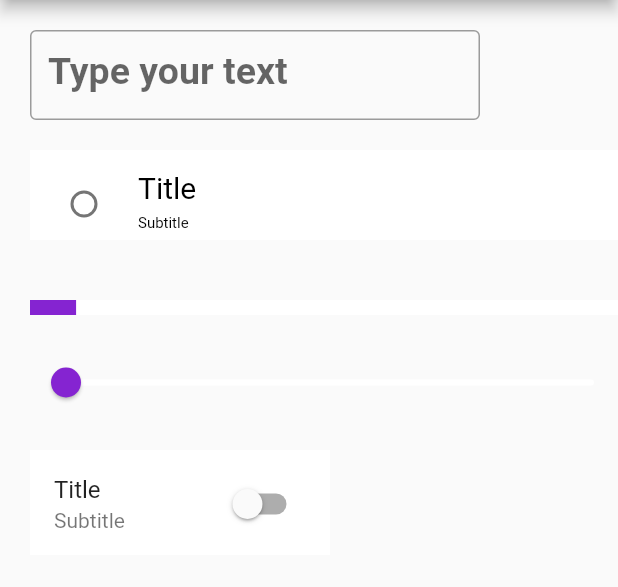
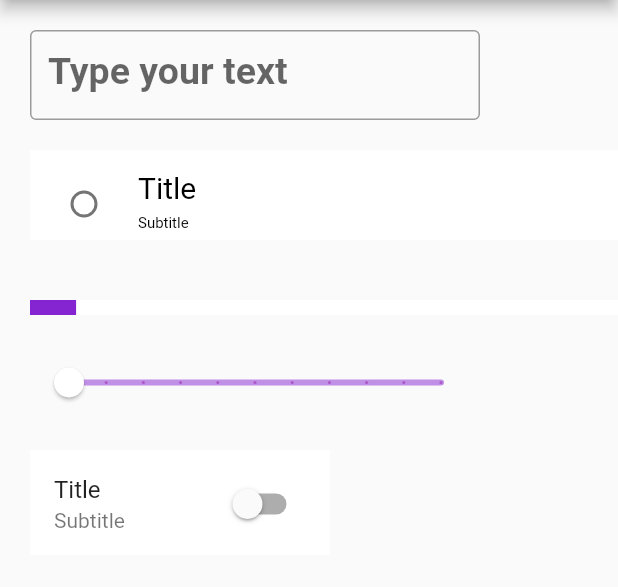
Before and after one commit to rene-kt/sample-components-knowcode, a Flutter app: the SecondScreen screen opened directly, on a phone screen of 412 x 824 dp, the part 84-671 px from its top. Run offline on Flutter 3.47's test engine with Material 2 defaults, Android fonts, the phone set to English and light mode, and no system bars.

```diff
--- a/lib/second-screen.dart
+++ b/lib/second-screen.dart
@@ -95,20 +95,28 @@ class _SecondScreenState extends State<SecondScreen> {
               top: 250,
               child: Container(
                 height: 10,
-                width: 400,
-                child: Slider(
-                  key: Key("slider"),
-                  activeColor: Color.fromRGBO(133, 36, 209, 1.0),
-                  inactiveColor: Color.fromRGBO(255, 255, 255, 1),
-                  min: 0,
-                  max: 100,
-                  value: sliderValue,
-                  label: "Slider",
-                  onChanged: (double value) {
-                    setState(() {
-                      sliderValue = value;
-                    });
-                  },
+                width: 300,
+                child: SliderTheme(
+                  data: SliderTheme.of(context).copyWith(
+                    activeTrackColor: Color.fromRGBO(133, 36, 209, 1.0),
+                    inactiveTrackColor: Color.fromRGBO(133, 36, 209, 0.5),
+                    trackHeight: 4.0,
+                    thumbColor: Color.fromRGBO(255, 255, 255, 1.0),
+                  ),
+                  child: Slider(
+                    value: sliderValue,
+                    min: 0,
+                    max: 100,
+                    divisions: 10,
+                    label: sliderValue.toString(),
+                    onChanged: (value) {
+                      setState(
+                        () {
+                          sliderValue = value;
+                        },
+                      );
+                    },
+                  ),
                 ),
               )),
 
```
